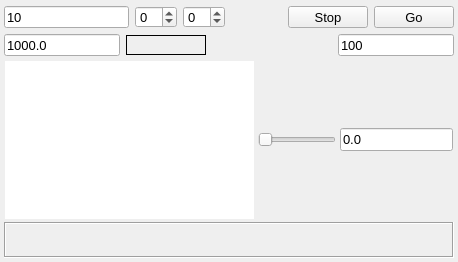
First picture: the form in aosubwidget.ui, repository MccDv/universaltest, before the edit.
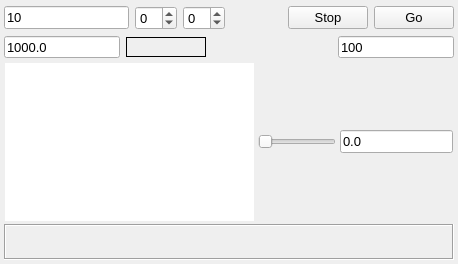
Second picture: the form after the edit. The open tabs and pages were chosen to show the change. Custom widgets are drawn as their Qt base class.

Commit message: Update fonts for Mac readability. Add missing stub slots for childwindow signals.

What changed in the file:
```diff
--- a/aosubwidget.ui
+++ b/aosubwidget.ui
@@ -10,6 +10,11 @@
     <height>262</height>
    </rect>
   </property>
+  <property name="font">
+   <font>
+    <pointsize>10</pointsize>
+   </font>
+  </property>
   <property name="windowTitle">
    <string>Form</string>
   </property>
@@ -70,17 +75,6 @@
       </property>
       <item>
        <widget class="QLineEdit" name="leNumSamples">
-        <property name="maximumSize">
-         <size>
-          <width>16777215</width>
-          <height>22</height>
-         </size>
-        </property>
-        <property name="font">
-         <font>
-          <pointsize>10</pointsize>
-         </font>
-        </property>
         <property name="toolTip">
          <string>Samples per channel</string>
         </property>
@@ -91,17 +85,6 @@
       </item>
       <item>
        <widget class="QSpinBox" name="spnLowChan">
-        <property name="maximumSize">
-         <size>
-          <width>16777215</width>
-          <height>22</height>
-         </size>
-        </property>
-        <property name="font">
-         <font>
-          <pointsize>10</pointsize>
-         </font>
-        </property>
         <property name="toolTip">
          <string>Low channel</string>
         </property>
@@ -112,17 +95,6 @@
       </item>
       <item>
        <widget class="QSpinBox" name="spnHighChan">
-        <property name="maximumSize">
-         <size>
-          <width>16777215</width>
-          <height>22</height>
-         </size>
-        </property>
-        <property name="font">
-         <font>
-          <pointsize>10</pointsize>
-         </font>
-        </property>
         <property name="toolTip">
          <string>High channel</string>
         </property>
@@ -146,17 +118,6 @@
       </item>
       <item>
        <widget class="QPushButton" name="cmdStop">
-        <property name="maximumSize">
-         <size>
-          <width>16777215</width>
-          <height>22</height>
-         </size>
-        </property>
-        <property name="font">
-         <font>
-          <pointsize>10</pointsize>
-         </font>
-        </property>
         <property name="text">
          <string>Stop</string>
         </property>
@@ -164,17 +125,6 @@
       </item>
       <item>
        <widget class="QPushButton" name="cmdGo">
-        <property name="maximumSize">
-         <size>
-          <width>16777215</width>
-          <height>22</height>
-         </size>
-        </property>
-        <property name="font">
-         <font>
-          <pointsize>10</pointsize>
-         </font>
-        </property>
         <property name="text">
          <string>Go</string>
         </property>
@@ -224,11 +174,6 @@
           <height>22</height>
          </size>
         </property>
-        <property name="font">
-         <font>
-          <pointsize>10</pointsize>
-         </font>
-        </property>
         <property name="toolTip">
          <string>Rate</string>
         </property>
@@ -257,12 +202,6 @@
           <height>20</height>
          </size>
         </property>
-        <property name="font">
-         <font>
-          <family>Courier 10 Pitch</family>
-          <pointsize>10</pointsize>
-         </font>
-        </property>
         <property name="toolTip">
          <string>Actual rate returned</string>
         </property>
@@ -295,11 +234,6 @@
           <height>22</height>
          </size>
         </property>
-        <property name="font">
-         <font>
-          <pointsize>10</pointsize>
-         </font>
-        </property>
         <property name="toolTip">
          <string>Block size</string>
         </property>
@@ -349,12 +283,6 @@
           <height>160</height>
          </size>
         </property>
-        <property name="font">
-         <font>
-          <family>Ubuntu</family>
-          <pointsize>10</pointsize>
-         </font>
-        </property>
         <property name="frameShape">
          <enum>QFrame::NoFrame</enum>
         </property>
@@ -380,12 +308,6 @@
           </property>
           <item>
            <widget class="QTextEdit" name="teShowValues">
-            <property name="font">
-             <font>
-              <family>Courier 10 Pitch</family>
-              <pointsize>8</pointsize>
-             </font>
-            </property>
             <property name="frameShape">
              <enum>QFrame::NoFrame</enum>
             </property>
@@ -418,11 +340,6 @@
               <height>16777215</height>
              </size>
             </property>
-            <property name="font">
-             <font>
-              <pointsize>10</pointsize>
-             </font>
-            </property>
             <property name="text">
              <string>0.0</string>
             </property>
@@ -461,7 +378,7 @@
     <widget class="QFrame" name="fraInfoStat">
      <property name="font">
       <font>
-       <pointsize>10</pointsize>
+       <pointsize>8</pointsize>
       </font>
      </property>
      <property name="frameShape">
@@ -506,12 +423,6 @@
           <height>16</height>
          </size>
         </property>
-        <property name="font">
-         <font>
-          <family>Courier 10 Pitch</family>
-          <pointsize>8</pointsize>
-         </font>
-        </property>
         <property name="text">
          <string/>
         </property>
@@ -540,12 +451,6 @@
           <height>16</height>
          </size>
         </property>
-        <property name="font">
-         <font>
-          <family>Courier 10 Pitch</family>
-          <pointsize>8</pointsize>
-         </font>
-        </property>
         <property name="text">
          <string/>
         </property>
```
The commit also changes 32 other files.
